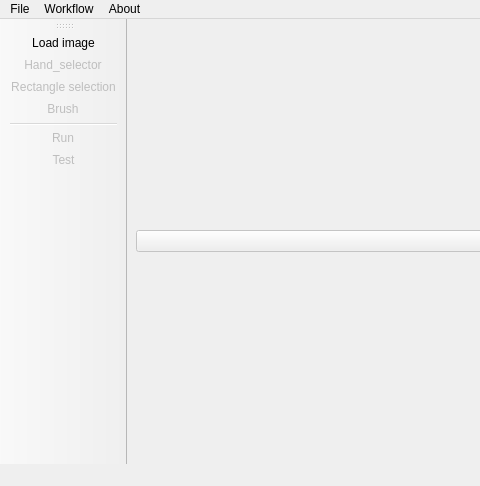
Old version of the form ui/segment.ui in the repository s-du/ForestPicTaker; both pictures show x 0 to 480 and y 0 to 486 of the 800 by 486 pixel window.
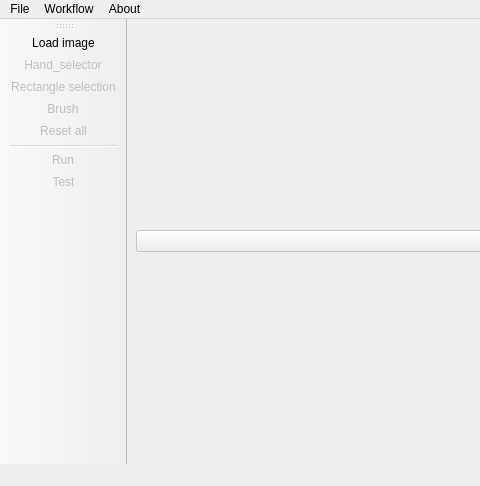
New version of the form.

Commit message: Add reset function

What changed in the file:
```diff
--- a/ui/segment.ui
+++ b/ui/segment.ui
@@ -140,6 +140,7 @@
    <addaction name="actionHand_selector"/>
    <addaction name="actionRectangle_selection"/>
    <addaction name="actionBrush"/>
+   <addaction name="actionReset_all"/>
    <addaction name="separator"/>
    <addaction name="actionRun"/>
    <addaction name="actionTest"/>
@@ -218,6 +219,14 @@
     <string>Test parameters combination</string>
    </property>
   </action>
+  <action name="actionReset_all">
+   <property name="enabled">
+    <bool>false</bool>
+   </property>
+   <property name="text">
+    <string>Reset all</string>
+   </property>
+  </action>
  </widget>
  <resources/>
  <connections/>
```
The commit also changes 2 other files.
